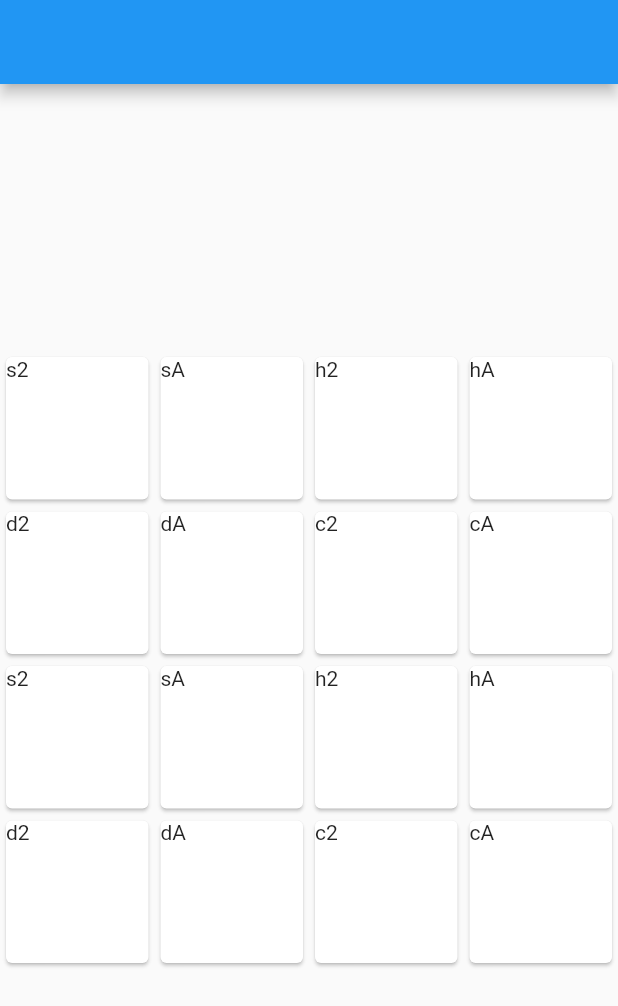
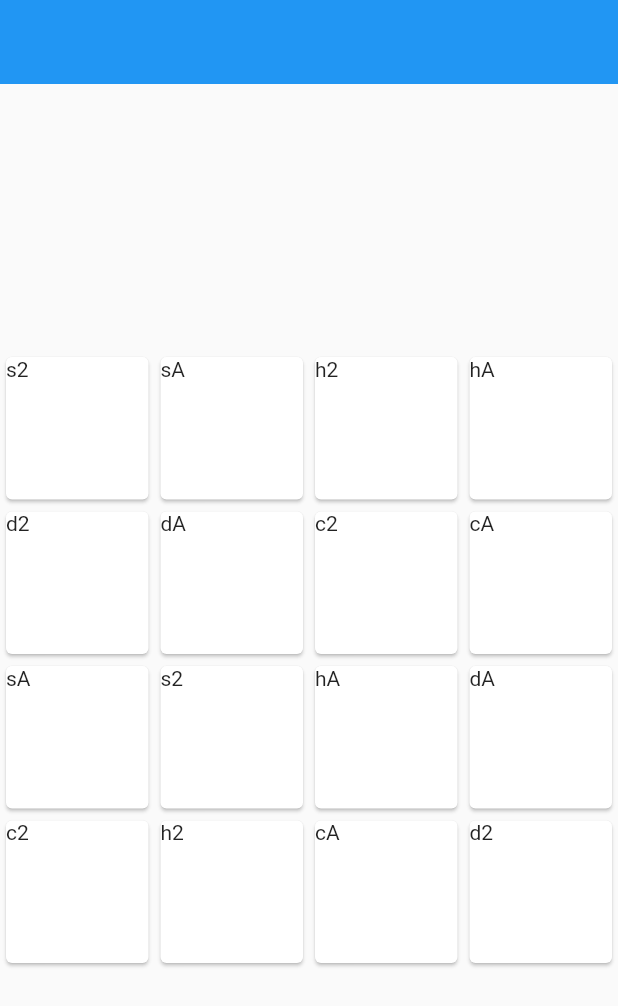
Before and after one commit to BullsEye34/MatchCardGame, a Flutter app: the screen it shows after launch, on a phone screen of 412 x 824 dp. Shown: the top 1006 px of the screen. Run offline on Flutter 3.47's test engine with Material 2 defaults, Android fonts, the phone set to English and light mode, and no system bars; our stand-ins replace flutter_mobx, mobx; generated files the repository leaves out were written again.

Commit message:
Make ShuffledCards

```diff
--- a/lib/Pages/Game_Page.dart
+++ b/lib/Pages/Game_Page.dart
@@ -9,11 +9,16 @@ class GamePage extends StatefulWidget {
 
 class _GamePageState extends State<GamePage> {
   final Game game = new Game();
+  final Game game2 = new Game();
 
   @override
   Widget build(BuildContext context) {
+    var shuffleCard = game2.card;
+    shuffleCard.shuffle();
     return Scaffold(
-      appBar: AppBar(),
+      appBar: AppBar(
+        elevation: 0,
+      ),
       body: Column(
         mainAxisAlignment: MainAxisAlignment.center,
         crossAxisAlignment: CrossAxisAlignment.center,
@@ -46,7 +51,7 @@ class _GamePageState extends State<GamePage> {
                   child: Card(
                     child: new GridTile(
                       child: Observer(
-                        builder: (_) => new Text("${game.card[index]}"),
+                        builder: (_) => new Text("${shuffleCard[index]}"),
                       ), //just for testing, will fill with image later
                     ),
                   ),
```
